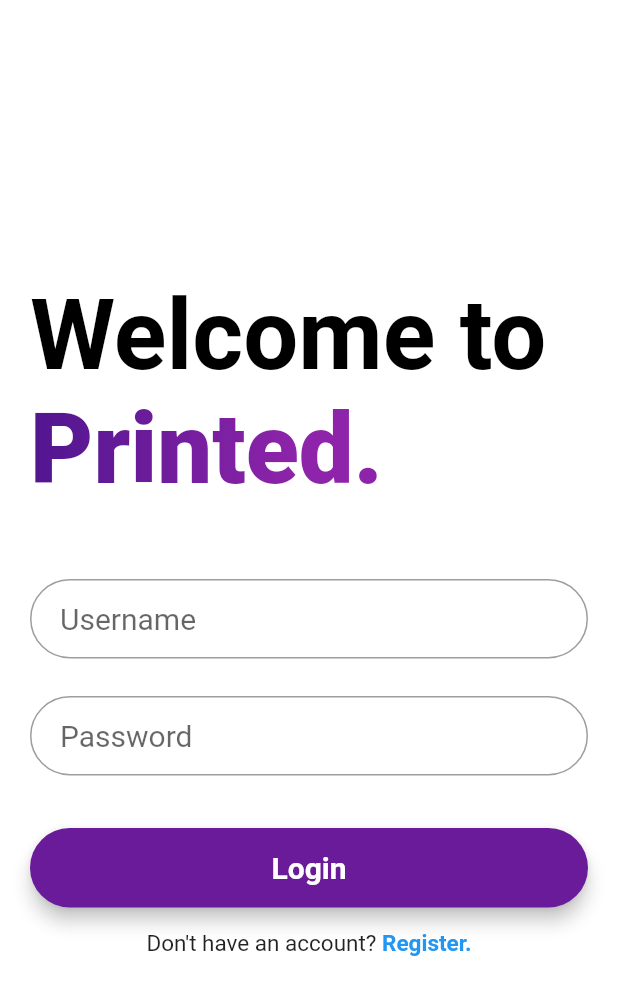
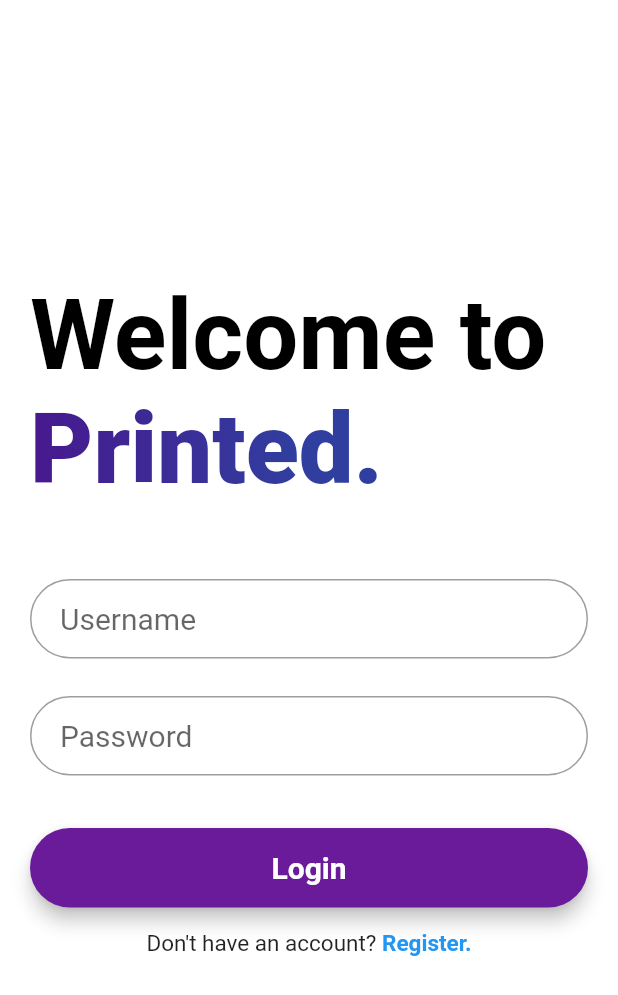
Before and after one commit to M7mdisk/Flutter-Printed, a Flutter app: the screen it shows after launch, on a phone screen of 412 x 824 dp. Shown: the top 995 px of the screen. Run offline on Flutter 3.47's test engine with Material 2 defaults, Android fonts, the phone set to English and light mode, and no system bars; our stand-ins replace flutter_secure_storage; Roboto replaces fonts that are missing (Montserrat).

Commit message:
Finished login with token,fetching user data

```diff
--- a/lib/main.dart
+++ b/lib/main.dart
@@ -1,6 +1,7 @@
 import 'package:flutter/material.dart';
 import 'package:printed/pages/login.dart';
 import 'package:printed/pages/register.dart';
+import 'package:printed/pages/userInfo.dart';
 
 void main() {
   runApp(MyApp());
@@ -14,20 +15,10 @@ class MyApp extends StatelessWidget {
       theme: ThemeData(
           primarySwatch: Colors.purple, accentColor: Colors.purple[900]),
       home: Login(),
+      routes: <String, WidgetBuilder>{
+        '/userinfo': (BuildContext context) => UserInfo(),
+        '/register': (BuildContext context) => Register(),
+      },
     );
   }
 }
-
-// class MyHomePage extends StatefulWidget {
-//   MyHomePage({Key key}) : super(key: key);
-
-//   @override
-//   _MyHomePageState createState() => _MyHomePageState();
-// }
-
-// class _MyHomePageState extends State<MyHomePage> {
-//   @override
-//   Widget build(BuildContext context) {
-//     return Login();
-//   }
-// }
--- a/lib/pages/login.dart
+++ b/lib/pages/login.dart
@@ -1,45 +1,32 @@
 import 'package:flutter/gestures.dart';
 import 'package:flutter/material.dart';
-import 'package:http/http.dart' as http;
-import 'package:flutter_secure_storage/flutter_secure_storage.dart';
-import 'dart:convert' show ascii, base64, json, jsonDecode;
+import 'package:http/http.dart';
 
-final storage = FlutterSecureStorage();
-const BASE_URL = "http://192.168.8.103:8000";
+import 'package:printed/auth/auth.dart';
+import 'package:printed/models/snackMessage.dart';
 
 class Login extends StatefulWidget {
   @override
   _LoginState createState() => _LoginState();
 }
 
+final _scaffoldKey = GlobalKey<ScaffoldState>();
+
 class _LoginState extends State<Login> {
-  Future<String> attemptLogIn(String username, String password) async {
-    var res = await http.post("${BASE_URL}/api/token/both/", body: {
-      "username": username,
-      "password": password
-    }).timeout(Duration(seconds: 5));
-
-    if (res.statusCode == 200) return res.body;
-    return null;
+  Future jwt;
+  void onLoginSubmit(context) async {
+    String username = _usernameController.text;
+    String password = _passwordController.text;
+    jwt = loginUser(username, password);
+    Response resp = await jwt;
+    if (resp.statusCode == 401) {
+      SnackMessage(_scaffoldKey, "Invalid Username or password.", Colors.red,
+          Icons.mood_bad_rounded);
     }
-
-  void fetchshit() async {
-    var username = _usernameController.text;
-    var password = _passwordController.text;
-    try {
-      var jwt = await attemptLogIn(username, password);
-      if (jwt != null) {
-        Map<String, dynamic> data = jsonDecode(jwt);
-        storage.write(key: "access_token", value: data["access"]);
-        storage.write(key: "refresh_token", value: data["refresh"]);
-        // print(jwt);
-        // Navigator.push(context,
-        //     MaterialPageRoute(builder: (context) => HomePage.fromBase64(jwt)));
-      } else {
-        print("Username or password incorrect");
-      }
-    } catch (e) {
-      print(e);
+    if (resp.statusCode == 200) {
+      Future.delayed(Duration.zero, () {
+        Navigator.pushReplacementNamed(context, "/userinfo");
+      });
     }
   }
 
@@ -49,7 +36,9 @@ class _LoginState extends State<Login> {
   @override
   Widget build(BuildContext context) {
     return Scaffold(
-      body: Center(
+      key: _scaffoldKey,
+      body: Stack(alignment: Alignment.center, children: [
+        Center(
           child: Container(
             color: Colors.white,
             child: Padding(
@@ -73,13 +62,11 @@ class _LoginState extends State<Login> {
                                 style: TextStyle(
                                     fontWeight: FontWeight.w900,
                                     foreground: Paint()
-                                    ..shader = LinearGradient(
-                                      colors: <Color>[
+                                      ..shader = LinearGradient(colors: <Color>[
                                         Colors.purple[900],
-                                        Colors.purple[600]
-                                      ],
-                                    ).createShader(
-                                        Rect.fromLTWH(0.0, 0.0, 200.0, 70.0))))
+                                        Colors.indigo[700]
+                                      ]).createShader(Rect.fromLTWH(
+                                          0.0, 0.0, 200.0, 70.0))))
                           ]),
                     ),
                   ),
@@ -118,7 +105,8 @@ class _LoginState extends State<Login> {
                       minWidth: MediaQuery.of(context).size.width,
                       padding: EdgeInsets.fromLTRB(20.0, 15.0, 20.0, 15.0),
                       onPressed: () {
-                      fetchshit();
+                        onLoginSubmit(context);
+                        setState(() {}); // to update the UI
                       },
                       child: Text("Login",
                           textAlign: TextAlign.center,
@@ -140,7 +128,8 @@ class _LoginState extends State<Login> {
                         TextSpan(
                             text: ' Register.',
                             style: TextStyle(
-                              color: Colors.blue, fontWeight: FontWeight.bold),
+                                color: Colors.blue,
+                                fontWeight: FontWeight.bold),
                             recognizer: TapGestureRecognizer()
                               ..onTap = () => print('click')),
                       ],
@@ -151,6 +140,51 @@ class _LoginState extends State<Login> {
             ),
           ),
         ),
+        FutureBuilder(
+          future: jwt,
+          builder: (context, snapshot) {
+            print(snapshot.connectionState);
+            if (snapshot.connectionState == ConnectionState.waiting) {
+              // TODO: Replace Stack with AlertDialog (didnt know it existed)
+              return Stack(
+                alignment: Alignment.center,
+                children: [
+                  Opacity(
+                      opacity: 0.7,
+                      child: Container(
+                        decoration: BoxDecoration(color: Colors.black),
+                      )),
+                  Container(
+                    decoration: BoxDecoration(
+                        borderRadius: BorderRadius.circular(10),
+                        color: Colors.white),
+                    height: 100,
+                    width: MediaQuery.of(context).size.width / 1.5,
+                    child: Center(
+                        child: Row(
+                      mainAxisAlignment: MainAxisAlignment.center,
+                      children: [
+                        CircularProgressIndicator(),
+                        SizedBox(
+                          width: 15,
+                        ),
+                        Text("Loading")
+                      ],
+                    )),
+                  )
+                ],
+              );
+            }
+            if (snapshot.hasData) {
+            } else if (snapshot.hasError) {
+              // Update the snackbar in the next frame after binding. needed to stop set state build conflict
+              SnackMessage(_scaffoldKey, "Something Went Wrong!", Colors.red,
+                  Icons.mood_bad_rounded);
+            }
+            return Container();
+          },
+        ),
+      ]),
     );
   }
 }
--- a/lib/pages/register.dart
+++ b/lib/pages/register.dart
@@ -2,10 +2,6 @@ import 'package:flutter/gestures.dart';
 import 'package:flutter/material.dart';
 
 class Register extends StatelessWidget {
-  const Register({
-    Key key,
-  }) : super(key: key);
-
   @override
   Widget build(BuildContext context) {
     return Scaffold(
```
Also changed, not shown: lib/auth/auth.dart (added, +48 -0 lines), lib/models/User.dart (added, +21 -0 lines), lib/models/snackMessage.dart (added, +31 -0 lines), lib/pages/userInfo.dart (+116 -1 lines), lib/api/api.dart (added). Lines whose indentation alone changed are shown as unchanged.
